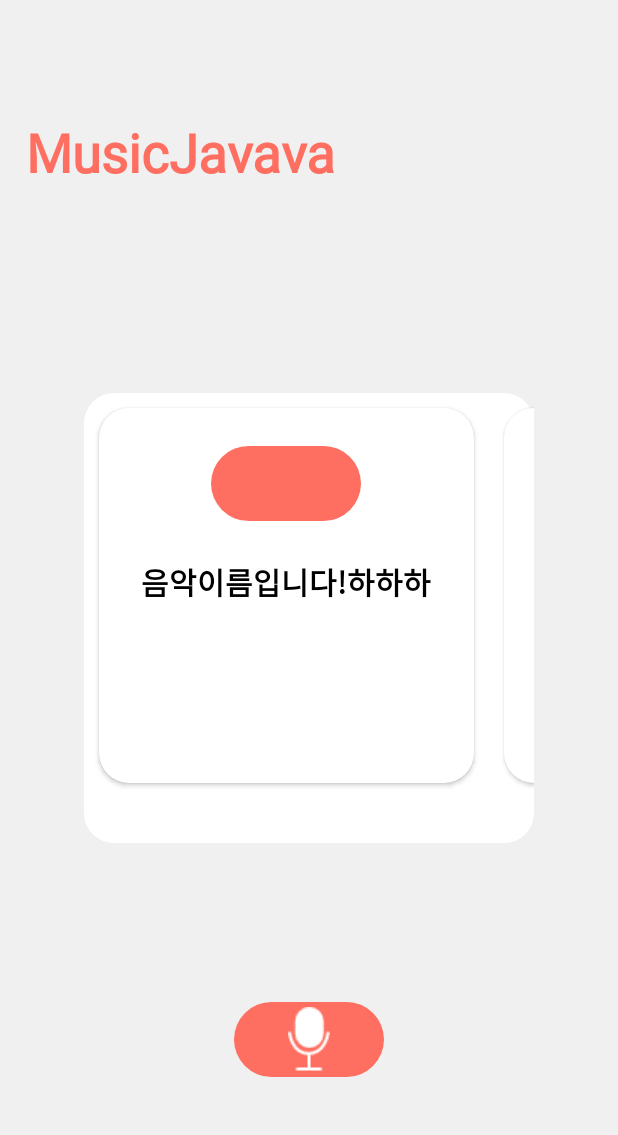
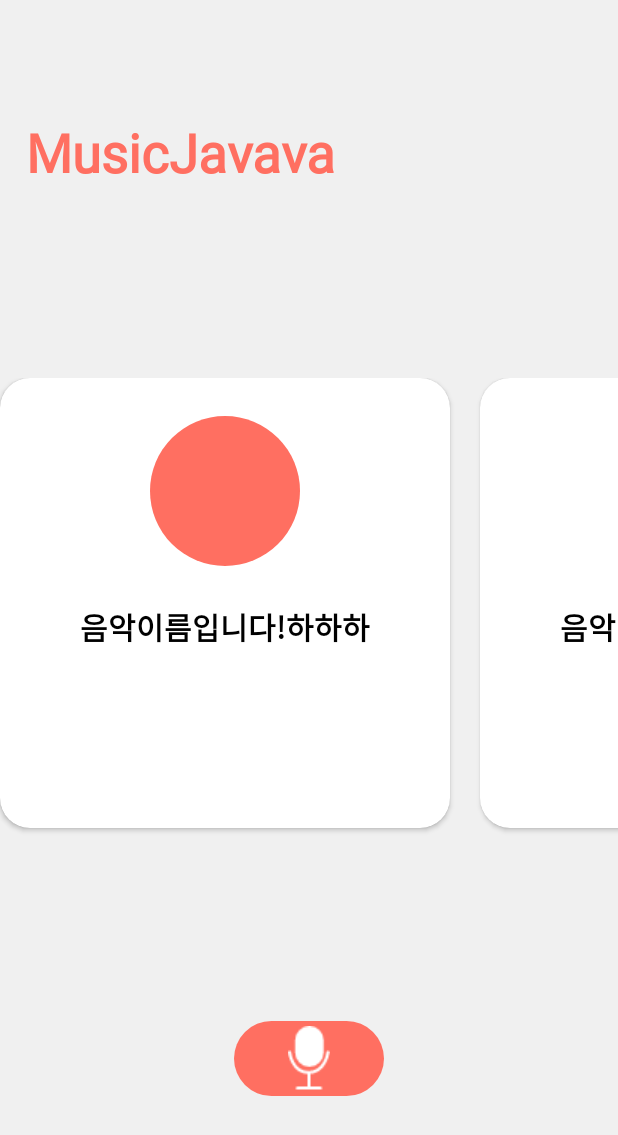
Before and after one commit to yangjunhyuk333/NarshaMusicProject, an Android app: the screen it shows after launch (MainActivity), on a phone screen of 412 x 824 dp. Shown: the top 1135 px of the screen. Run offline under Robolectric (Android 15) with nearby library versions, the light colour scheme and no system bars.

Commit message:
UPDATE RecyclerView

```diff
--- a/app/src/main/java/com/junhyuk/narshamusicproject/Adapter/RecyclerViewAdapter.java
+++ b/app/src/main/java/com/junhyuk/narshamusicproject/Adapter/RecyclerViewAdapter.java
@@ -26,7 +26,7 @@ public class RecyclerViewAdapter extends RecyclerView.Adapter<RecyclerViewAdapte
 
     @Override
     public void onBindViewHolder(@NonNull ViewHolder viewHolder, int position) {
-        viewHolder.musicImage.setImageResource(R.drawable.call_api);
+        viewHolder.musicImage.setImageResource(R.drawable.music_thumnail_example);
         viewHolder.musicText.setText("음악이름입니다!하하하");
     }
 
--- a/app/src/main/res/drawable/music_list.xml
+++ b/app/src/main/res/drawable/music_list.xml
@@ -5,8 +5,8 @@
         />
 
     <size
-        android:width="300dp"
-        android:height="300dp"
+        android:width="500dp"
+        android:height="500dp"
         />
 
     <solid
--- a/app/src/main/res/layout/activity_main.xml
+++ b/app/src/main/res/layout/activity_main.xml
@@ -7,16 +7,6 @@
     android:layout_height="match_parent"
     tools:context=".MainActivity"
     android:background="#F0F0F0">
-
-    <ImageView
-        android:id="@+id/imageView2"
-        android:layout_width="300dp"
-        android:layout_height="300dp"
-        android:src="@drawable/music_list"
-        app:layout_constraintBottom_toBottomOf="parent"
-        app:layout_constraintEnd_toEndOf="parent"
-        app:layout_constraintStart_toStartOf="parent"
-        app:layout_constraintTop_toTopOf="parent" />
 
     <TextView
         android:id="@+id/textView"
@@ -35,14 +25,23 @@
         app:layout_constraintVertical_bias="0.100000024" />
 
 
-    <androidx.recyclerview.widget.RecyclerView
-        android:id="@+id/recycler_view"
-        android:layout_width="300dp"
-        android:layout_height="300dp"
-        app:layout_constraintBottom_toBottomOf="@+id/imageView2"
-        app:layout_constraintEnd_toEndOf="@+id/imageView2"
-        app:layout_constraintStart_toStartOf="@+id/imageView2"
-        app:layout_constraintTop_toTopOf="@+id/imageView2" />
+    <FrameLayout
+        android:id="@+id/frameLayout"
+        android:layout_width="match_parent"
+        android:layout_height="350dp"
+        app:layout_constraintBottom_toBottomOf="parent"
+        app:layout_constraintEnd_toEndOf="parent"
+        app:layout_constraintStart_toStartOf="parent"
+        app:layout_constraintTop_toTopOf="parent">
+
+        <androidx.recyclerview.widget.RecyclerView
+            android:id="@+id/recycler_view"
+            android:layout_width="match_parent"
+            android:layout_height="320dp"
+            android:layout_gravity="center" />
+
+    </FrameLayout>
+
 
     <ImageButton
         android:id="@+id/voice_button"
@@ -53,7 +52,7 @@
         app:layout_constraintBottom_toBottomOf="parent"
         app:layout_constraintEnd_toEndOf="parent"
         app:layout_constraintStart_toStartOf="parent"
-        app:layout_constraintTop_toBottomOf="@+id/imageView2" />
+        app:layout_constraintTop_toBottomOf="@+id/frameLayout" />
 
     <ImageView
         android:layout_width="wrap_content"
--- a/app/src/main/res/layout/cardview.xml
+++ b/app/src/main/res/layout/cardview.xml
@@ -3,15 +3,14 @@
     xmlns:android="http://schemas.android.com/apk/res/android"
     xmlns:app="http://schemas.android.com/apk/res-auto"
     android:id="@+id/cardview"
-    android:layout_width="250dp"
-    android:layout_height="250dp"
+    android:layout_width="300dp"
+    android:layout_height="300dp"
     app:cardCornerRadius="20dp"
-    android:layout_margin="10dp"
-    android:layout_gravity="center">
+    android:layout_marginRight="20dp">
 
     <LinearLayout
-        android:layout_width="250dp"
-        android:layout_height="250dp"
+        android:layout_width="300dp"
+        android:layout_height="300dp"
         android:orientation="vertical"
         >
 
--- a/app/src/main/res/values/colors.xml
+++ b/app/src/main/res/values/colors.xml
@@ -6,4 +6,5 @@
     <color name="colorMain">#FF6F61</color>
     <color name="colorWhite">#FFFFFF</color>
     <color name="colorBlack">#000000</color>
+    <color name="colorGray">#E0E0E0</color>
 </resources>
```
